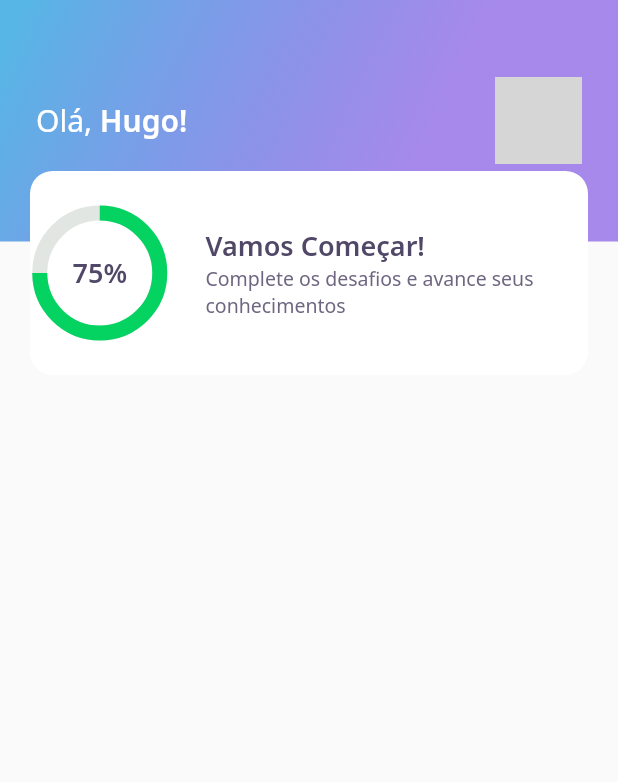
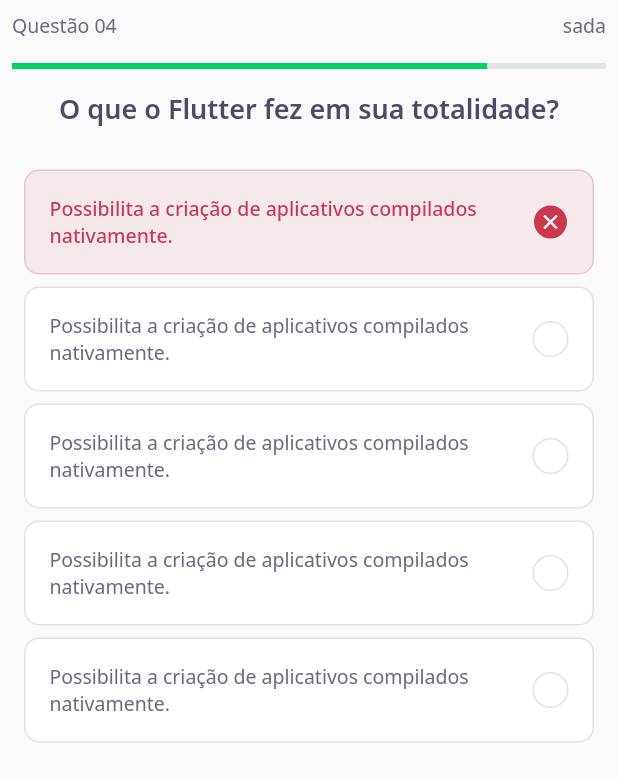
Before and after one commit to HugoPoletto34/Dev-Quiz-Flutter, a Flutter app: the screen it shows after launch, on a phone screen of 412 x 824 dp. Shown: the top 782 px of the screen. Run offline on Flutter 3.47's test engine with Material 2 defaults, Android fonts, the phone set to English and light mode, and no system bars; our stand-ins replace google_fonts; grey boxes are pictures that could not be loaded.

Commit message:
Aula 02 Feito

```diff
--- /dev/null
+++ b/lib/challenge/challenge_page.dart
@@ -0,0 +1,28 @@
+import 'package:devquiz/challenge/quiz/quiz_widget.dart';
+import 'package:devquiz/challenge/widgets/question_indicador/question_indicator_widget.dart';
+import 'package:flutter/material.dart';
+
+class ChallengePage extends StatefulWidget {
+  ChallengePage({Key? key}) : super(key: key);
+
+  @override
+  _ChallengePageState createState() => _ChallengePageState();
+}
+
+class _ChallengePageState extends State<ChallengePage> {
+  @override
+  Widget build(BuildContext context) {
+    return Scaffold(
+      appBar: PreferredSize(
+        preferredSize: Size.fromHeight(60),
+        child: SafeArea(
+          child: QuestionIndicadorWidget(),
+          top: true,
+        ),
+      ),
+      body: QuizWidget(
+        title: 'O que o Flutter fez em sua totalidade?',
+      ),
+    );
+  }
+}
--- /dev/null
+++ b/lib/challenge/quiz/quiz_widget.dart
@@ -0,0 +1,47 @@
+import 'package:devquiz/challenge/widgets/answer/answer_widget.dart';
+import 'package:devquiz/core/core.dart';
+import 'package:flutter/material.dart';
+
+class QuizWidget extends StatelessWidget {
+  final String title;
+  const QuizWidget({Key? key, required this.title}) : super(key: key);
+
+  @override
+  Widget build(BuildContext context) {
+    return Container(
+      child: Column(
+        children: [
+          Text(
+            title,
+            style: AppTextStyles.heading,
+          ),
+          SizedBox(
+            height: 24,
+          ),
+          AnswerWidget(
+            isRight: false,
+            isSelected: true,
+            title:
+                "Possibilita a criação de aplicativos compilados nativamente.",
+          ),
+          AnswerWidget(
+            title:
+                "Possibilita a criação de aplicativos compilados nativamente.",
+          ),
+          AnswerWidget(
+            title:
+                "Possibilita a criação de aplicativos compilados nativamente.",
+          ),
+          AnswerWidget(
+            title:
+                "Possibilita a criação de aplicativos compilados nativamente.",
+          ),
+          AnswerWidget(
+            title:
+                "Possibilita a criação de aplicativos compilados nativamente.",
+          ),
+        ],
+      ),
+    );
+  }
+}
--- /dev/null
+++ b/lib/challenge/widgets/answer/answer_widget.dart
@@ -0,0 +1,77 @@
+import 'package:devquiz/core/app_colors.dart';
+import 'package:devquiz/core/app_text_styles.dart';
+import 'package:flutter/material.dart';
+
+class AnswerWidget extends StatelessWidget {
+  final String title;
+  final bool isRight;
+  final bool isSelected;
+  const AnswerWidget({
+    Key? key,
+    required this.title,
+    this.isRight = true,
+    this.isSelected = false,
+  }) : super(key: key);
+
+  Color get _selectedColorRight =>
+      isRight ? AppColors.darkGreen : AppColors.darkRed;
+
+  Color get _selectedBorderRight =>
+      isRight ? AppColors.lightGreen : AppColors.lightRed;
+
+  Color get _selectedColorCardRight =>
+      isRight ? AppColors.lightGreen : AppColors.lightRed;
+
+  Color get _selectedBorderCardRight =>
+      isRight ? AppColors.green : AppColors.red;
+
+  TextStyle get _selectedTextStyleRight =>
+      isRight ? AppTextStyles.bodyDarkGreen : AppTextStyles.bodyDarkRed;
+
+  IconData get _selectedIconRight => isRight ? Icons.check : Icons.close;
+
+  @override
+  Widget build(BuildContext context) {
+    return Padding(
+      padding: const EdgeInsets.symmetric(horizontal: 16, vertical: 4),
+      child: Container(
+        padding: EdgeInsets.all(16),
+        decoration: BoxDecoration(
+            color: isSelected ? _selectedColorCardRight : AppColors.white,
+            borderRadius: BorderRadius.circular(10),
+            border: Border.fromBorderSide(BorderSide(
+              color: isSelected ? _selectedBorderCardRight : AppColors.border,
+            ))),
+        child: Row(
+          mainAxisAlignment: MainAxisAlignment.spaceBetween,
+          children: [
+            Expanded(
+              child: Text(
+                title,
+                style:
+                    isSelected ? _selectedTextStyleRight : AppTextStyles.body,
+              ),
+            ),
+            Container(
+              width: 24,
+              height: 24,
+              decoration: BoxDecoration(
+                  color: isSelected ? _selectedColorRight : AppColors.white,
+                  borderRadius: BorderRadius.circular(500),
+                  border: Border.fromBorderSide(BorderSide(
+                    color: isSelected ? _selectedBorderRight : AppColors.border,
+                  ))),
+              child: isSelected
+                  ? Icon(
+                      _selectedIconRight,
+                      size: 16,
+                      color: Colors.white,
+                    )
+                  : null,
+            )
+          ],
+        ),
+      ),
+    );
+  }
+}
--- /dev/null
+++ b/lib/challenge/widgets/question_indicador/question_indicator_widget.dart
@@ -0,0 +1,35 @@
+import 'package:devquiz/core/core.dart';
+import 'package:devquiz/shared/widgets/progress_indicator/progress_indicator_widget.dart';
+import 'package:flutter/material.dart';
+
+class QuestionIndicadorWidget extends StatelessWidget {
+  const QuestionIndicadorWidget({Key? key}) : super(key: key);
+
+  @override
+  Widget build(BuildContext context) {
+    return Padding(
+      padding: const EdgeInsets.all(8.0),
+      child: Container(
+        child: Column(children: [
+          Row(
+            mainAxisAlignment: MainAxisAlignment.spaceBetween,
+            children: [
+              Text(
+                "Questão 04",
+                style: AppTextStyles.body,
+              ),
+              Text(
+                "sada",
+                style: AppTextStyles.body,
+              ),
+            ],
+          ),
+          SizedBox(
+            height: 16,
+          ),
+          ProgressIndicatorWidget(value: 0.8)
+        ]),
+      ),
+    );
+  }
+}
--- a/lib/core/app_widget.dart
+++ b/lib/core/app_widget.dart
@@ -1,5 +1,6 @@
+import 'package:devquiz/challenge/challenge_page.dart';
 import 'package:devquiz/home/home_page.dart';
-import '../splash/splash_page.dart';
+import 'package:devquiz/splash/splash_page.dart';
 import 'package:flutter/material.dart';
 
 class AppWidget extends StatelessWidget {
@@ -7,7 +8,7 @@ class AppWidget extends StatelessWidget {
   Widget build(BuildContext context) {
     return MaterialApp(
       title: "DevQuiz",
-      home: HomePage(),
+      home: ChallengePage(),
     );
   }
 }
--- a/lib/home/widgets/score_card/score_card_widget.dart
+++ b/lib/home/widgets/score_card/score_card_widget.dart
@@ -13,6 +13,8 @@ class ScoreCardWidget extends StatelessWidget {
           color: AppColors.white,
           borderRadius: BorderRadius.circular(15),
         ),
+        child: Padding(
+          padding: const EdgeInsets.symmetric(horizontal: 24),
           child: Row(
             crossAxisAlignment: CrossAxisAlignment.center,
             children: [
@@ -43,6 +45,7 @@ class ScoreCardWidget extends StatelessWidget {
             ],
           ),
         ),
+      ),
     );
   }
 }
--- /dev/null
+++ b/lib/shared/widgets/progress_indicator/progress_indicator_widget.dart
@@ -0,0 +1,16 @@
+import 'package:devquiz/core/core.dart';
+import 'package:flutter/material.dart';
+
+class ProgressIndicatorWidget extends StatelessWidget {
+  final double value;
+  const ProgressIndicatorWidget({Key? key, required this.value}) : super(key: key);
+
+  @override
+  Widget build(BuildContext context) {
+    return LinearProgressIndicator(
+      value: this.value,
+      backgroundColor: AppColors.chartSecondary,
+      valueColor: AlwaysStoppedAnimation<Color>(AppColors.chartPrimary),
+    );
+  }
+}
```
Also changed, not shown: lib/home/home_page.dart (+36 -0 lines), lib/home/widgets/level_button/level_button_widget.dart (added, +62 -0 lines), lib/home/widgets/quiz_card/quiz_card_widget.dart (added, +63 -0 lines). Lines whose indentation alone changed are shown as unchanged.
